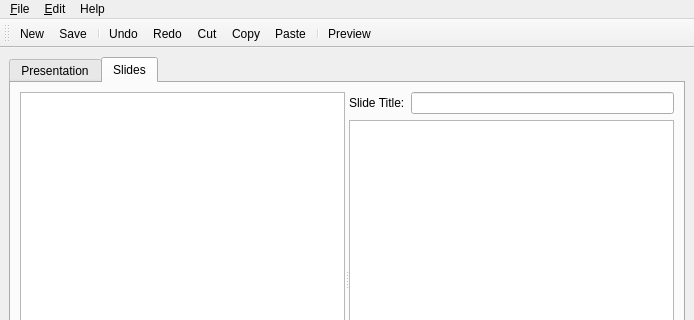
The window that mainwindow.ui (ralsina/tobogan) describes before a commit, drawn with Qt 5; both pictures show x 0 to 694 and y 0 to 320 of the 694 by 507 pixel window.
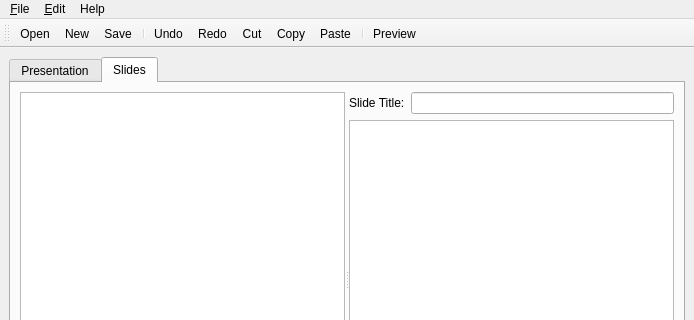
The same window after the commit. Icons and pictures are not drawn.

Patch:
```diff
--- a/mainwindow.ui
+++ b/mainwindow.ui
@@ -257,6 +257,7 @@
    <attribute name="toolBarArea" >
     <number>4</number>
    </attribute>
+   <addaction name="action_Open" />
    <addaction name="actionNew" />
    <addaction name="action_Save" />
    <addaction name="separator" />
```
Left out of the diff: 6 changed lines with no effect on the pictures.
